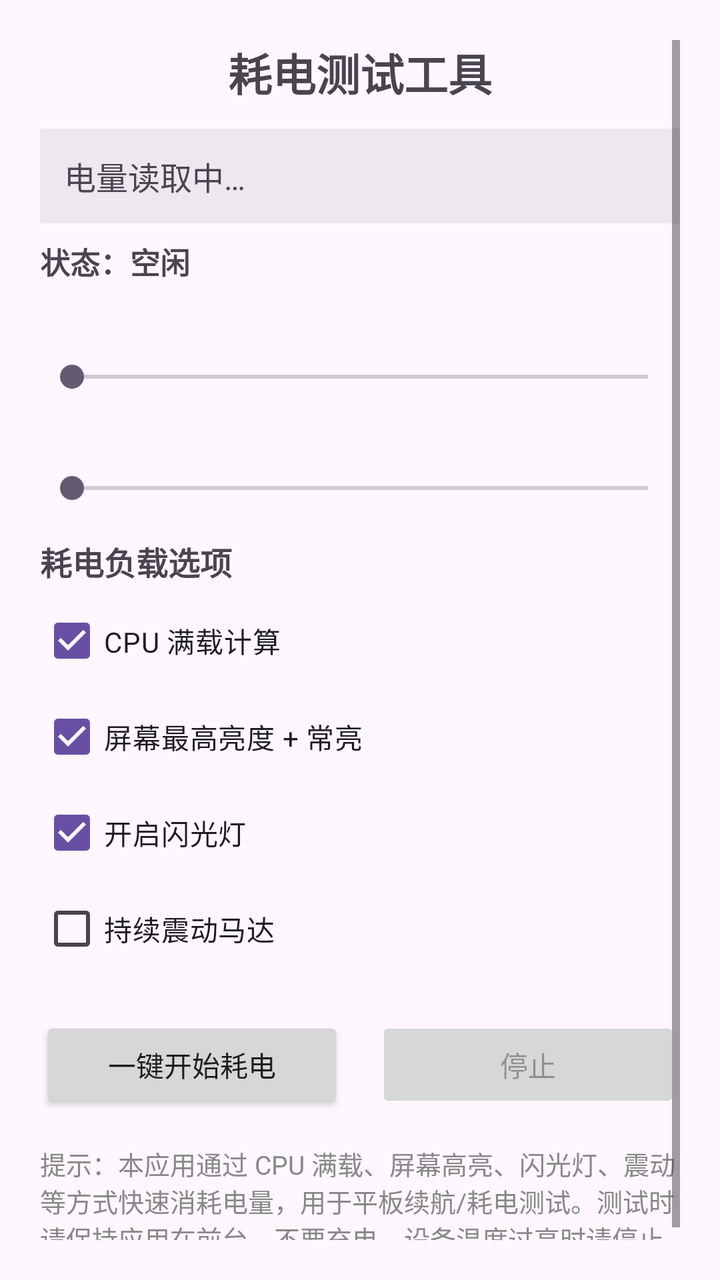
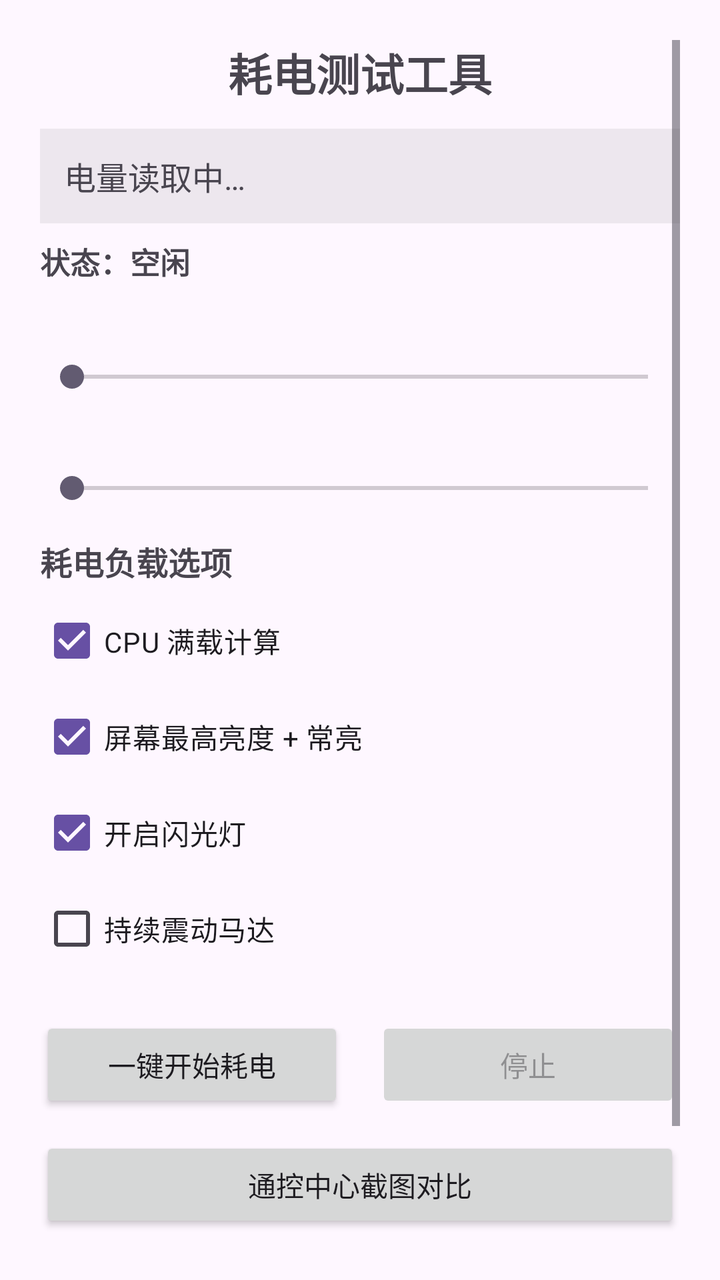

Before-and-after screenshots of an Android layout around one commit, followed by the original layout XML and the change that was made.
<!-- AndroidManifest.xml: application theme Theme.PowerDrainTest -->
<!-- res/layout/activity_main.xml -->
<?xml version="1.0" encoding="utf-8"?>
<ScrollView xmlns:android="http://schemas.android.com/apk/res/android"
    android:layout_width="match_parent"
    android:layout_height="match_parent"
    android:fillViewport="true"
    android:padding="20dp">

    <LinearLayout
        android:layout_width="match_parent"
        android:layout_height="wrap_content"
        android:orientation="vertical">

        <TextView
            android:layout_width="match_parent"
            android:layout_height="wrap_content"
            android:text="@string/app_name"
            android:textSize="22sp"
            android:textStyle="bold"
            android:gravity="center"
            android:paddingBottom="12dp" />

        <TextView
            android:id="@+id/tvBattery"
            android:layout_width="match_parent"
            android:layout_height="wrap_content"
            android:background="#11000000"
            android:padding="12dp"
            android:textSize="16sp"
            android:text="@string/battery_loading" />

        <TextView
            android:id="@+id/tvStatus"
            android:layout_width="match_parent"
            android:layout_height="wrap_content"
            android:paddingTop="8dp"
            android:paddingBottom="16dp"
            android:textSize="15sp"
            android:textStyle="bold"
            android:text="@string/status_idle" />

        <TextView
            android:id="@+id/tvThreshold"
            android:layout_width="match_parent"
            android:layout_height="wrap_content"
            android:textSize="16sp" />

        <SeekBar
            android:id="@+id/sbThreshold"
            android:layout_width="match_parent"
            android:layout_height="wrap_content"
            android:max="100"
            android:paddingBottom="16dp" />

        <TextView
            android:id="@+id/tvCpu"
            android:layout_width="match_parent"
            android:layout_height="wrap_content"
            android:textSize="16sp" />

        <SeekBar
            android:id="@+id/sbCpu"
            android:layout_width="match_parent"
            android:layout_height="wrap_content"
            android:paddingBottom="16dp" />

        <TextView
            android:layout_width="match_parent"
            android:layout_height="wrap_content"
            android:text="@string/load_options"
            android:textSize="16sp"
            android:textStyle="bold"
            android:paddingBottom="4dp" />

        <CheckBox
            android:id="@+id/cbCpu"
            android:layout_width="match_parent"
            android:layout_height="wrap_content"
            android:checked="true"
            android:text="@string/load_cpu" />

        <CheckBox
            android:id="@+id/cbScreen"
            android:layout_width="match_parent"
            android:layout_height="wrap_content"
            android:checked="true"
            android:text="@string/load_screen" />

        <CheckBox
            android:id="@+id/cbFlash"
            android:layout_width="match_parent"
            android:layout_height="wrap_content"
            android:checked="true"
            android:text="@string/load_flash" />

        <CheckBox
            android:id="@+id/cbVibrate"
            android:layout_width="match_parent"
            android:layout_height="wrap_content"
            android:checked="false"
            android:text="@string/load_vibrate" />

        <LinearLayout
            android:layout_width="match_parent"
            android:layout_height="wrap_content"
            android:orientation="horizontal"
            android:paddingTop="20dp">

            <Button
                android:id="@+id/btnStart"
                android:layout_width="0dp"
                android:layout_height="wrap_content"
                android:layout_weight="1"
                android:layout_marginEnd="8dp"
                android:text="@string/btn_start" />

            <Button
                android:id="@+id/btnStop"
                android:layout_width="0dp"
                android:layout_height="wrap_content"
                android:layout_weight="1"
                android:layout_marginStart="8dp"
                android:enabled="false"
                android:text="@string/btn_stop" />
        </LinearLayout>

        <TextView
            android:layout_width="match_parent"
            android:layout_height="wrap_content"
            android:paddingTop="16dp"
            android:textSize="13sp"
            android:textColor="#888888"
            android:text="@string/hint" />

    </LinearLayout>
</ScrollView>
<!-- resources referenced by this layout -->
<resources>
  <string name="app_name">耗电测试工具</string>
  <string name="battery_loading">电量读取中…</string>
  <string name="btn_start">一键开始耗电</string>
  <string name="btn_stop">停止</string>
  <string name="hint">提示：本应用通过 CPU 满载、屏幕高亮、闪光灯、震动等方式快速消耗电量，用于平板续航/耗电测试。测试时请保持应用在前台、不要充电。设备温度过高时请停止测试。</string>
  <string name="load_cpu">CPU 满载计算</string>
  <string name="load_flash">开启闪光灯</string>
  <string name="load_options">耗电负载选项</string>
  <string name="load_screen">屏幕最高亮度 + 常亮</string>
  <string name="load_vibrate">持续震动马达</string>
  <string name="status_idle">状态：空闲</string>
  <style name="Theme.PowerDrainTest" parent="Theme.Material3.DayNight.NoActionBar">
          <item name="android:statusBarColor" tools:targetApi="l">?attr/colorPrimaryVariant</item>
      </style>
</resources>

<!-- the commit's change to res/layout/activity_main.xml (unified diff, before → after) -->
@@ -123,6 +123,13 @@
                 android:text="@string/btn_stop" />
         </LinearLayout>
 
+        <Button
+            android:id="@+id/btnOpenCompare"
+            android:layout_width="match_parent"
+            android:layout_height="wrap_content"
+            android:layout_marginTop="12dp"
+            android:text="@string/btn_open_compare" />
+
         <TextView
             android:layout_width="match_parent"
             android:layout_height="wrap_content"
<!-- resource entries referenced after the edit -->
@@ -2,6 +2,7 @@
 <resources>
   <string name="app_name">耗电测试工具</string>
   <string name="battery_loading">电量读取中…</string>
+  <string name="btn_open_compare">通控中心截图对比</string>
   <string name="btn_start">一键开始耗电</string>
   <string name="btn_stop">停止</string>
   <string name="hint">提示：本应用通过 CPU 满载、屏幕高亮、闪光灯、震动等方式快速消耗电量，用于平板续航/耗电测试。测试时请保持应用在前台、不要充电。设备温度过高时请停止测试。</string>
